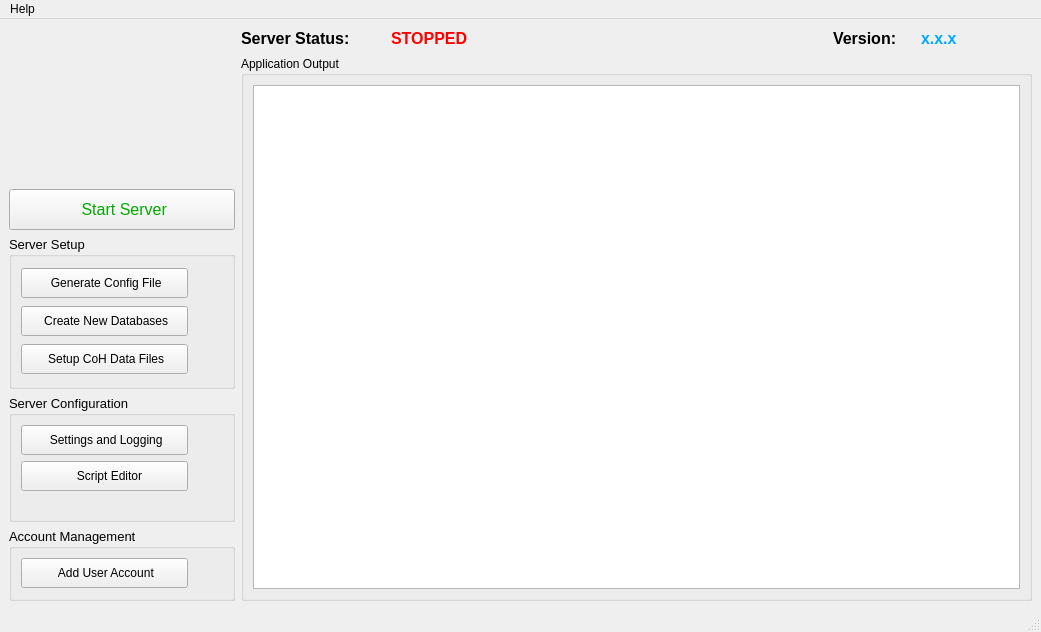
Before: the Qt Designer form Utilities/SEGSAdmin/SEGSAdminTool.ui in Segs/Segs, drawn with Qt 5.
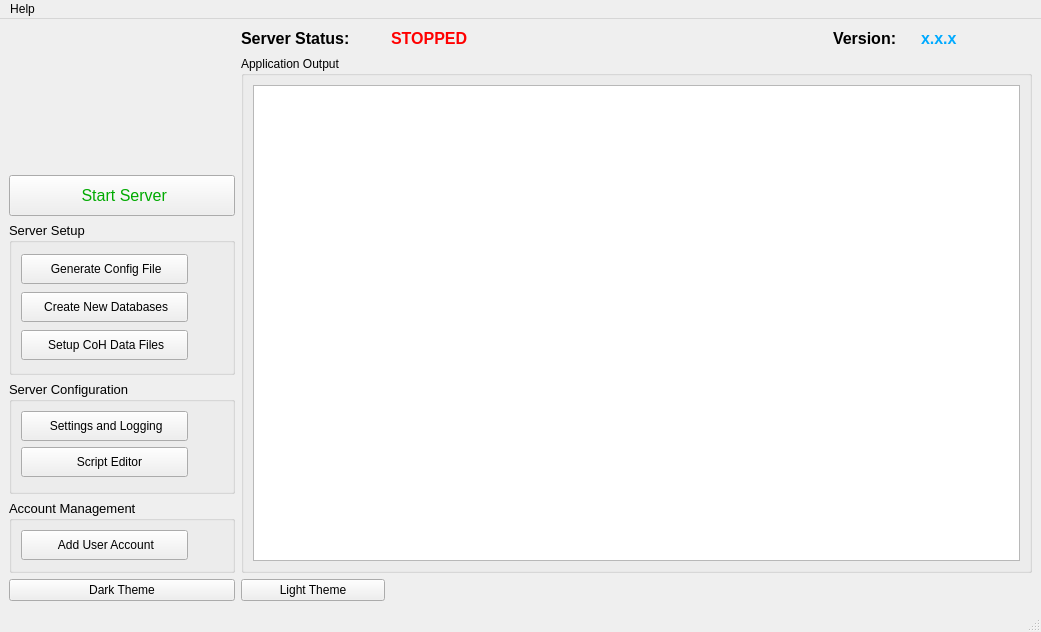
After: the same form once the commit is applied. Icons and pictures are not drawn.

Commit message:
SEGSAdmin Theming - Initial Test (#964)
* dark and light theme toggle

* theme now saves between sessions

* Revert "theme now saves between sessions"

This reverts commit 4969849ce2e2d4d5ea66ff54fd4c2f6dfb2597aa.

* revert

* fix git mess

* switch include guard to pragma once, forward declared ThemeManager

Patch:
```diff
--- a/Utilities/SEGSAdmin/SEGSAdminTool.ui
+++ b/Utilities/SEGSAdmin/SEGSAdminTool.ui
@@ -49,136 +49,89 @@
   </property>
   <widget class="QWidget" name="centralwidget">
    <layout class="QGridLayout" name="gridLayout_3">
-    <item row="0" column="1">
-     <widget class="QLabel" name="authserver_label">
+    <item row="5" column="1">
+     <widget class="QGroupBox" name="user_box">
       <property name="minimumSize">
        <size>
-        <width>144</width>
-        <height>19</height>
+        <width>226</width>
+        <height>73</height>
        </size>
       </property>
       <property name="maximumSize">
        <size>
-        <width>144</width>
-        <height>19</height>
+        <width>226</width>
+        <height>73</height>
        </size>
       </property>
       <property name="font">
        <font>
-        <pointsize>12</pointsize>
-        <weight>75</weight>
-        <bold>true</bold>
+        <pointsize>10</pointsize>
        </font>
       </property>
-      <property name="text">
-       <string>Server Status:</string>
+      <property name="title">
+       <string>Account Management</string>
       </property>
+      <layout class="QGridLayout" name="gridLayout_5">
+       <item row="0" column="0">
+        <widget class="QPushButton" name="createUser">
+         <property name="minimumSize">
+          <size>
+           <width>167</width>
+           <height>30</height>
+          </size>
+         </property>
+         <property name="maximumSize">
+          <size>
+           <width>167</width>
+           <height>30</height>
+          </size>
+         </property>
+         <property name="font">
+          <font>
+           <pointsize>9</pointsize>
+          </font>
+         </property>
+         <property name="toolTip">
+          <string>&lt;html&gt;&lt;head/&gt;&lt;body&gt;&lt;p&gt;Adds a new user account&lt;/p&gt;&lt;/body&gt;&lt;/html&gt;</string>
+         </property>
+         <property name="text">
+          <string> Add User Account</string>
+         </property>
+         <property name="icon">
+          <iconset resource="resources.qrc">
+           <normaloff>:/icons/Resources/users.svg</normaloff>:/icons/Resources/users.svg</iconset>
+         </property>
+         <property name="iconSize">
+          <size>
+           <width>18</width>
+           <height>18</height>
+          </size>
+         </property>
+         <property name="checkable">
+          <bool>false</bool>
+         </property>
+         <property name="autoExclusive">
+          <bool>false</bool>
+         </property>
+        </widget>
+       </item>
+       <item row="0" column="1">
+        <spacer name="horizontalSpacer">
+         <property name="orientation">
+          <enum>Qt::Horizontal</enum>
+         </property>
+         <property name="sizeHint" stdset="0">
+          <size>
+           <width>26</width>
+           <height>20</height>
+          </size>
+         </property>
+        </spacer>
+       </item>
+      </layout>
      </widget>
     </item>
-    <item row="0" column="0" rowspan="2">
-     <widget class="QLabel" name="label">
-      <property name="minimumSize">
-       <size>
-        <width>118</width>
-        <height>115</height>
-       </size>
-      </property>
-      <property name="maximumSize">
-       <size>
-        <width>600</width>
-        <height>300</height>
-       </size>
-      </property>
-      <property name="text">
-       <string/>
-      </property>
-      <property name="pixmap">
-       <pixmap resource="resources.qrc">:/logo/Resources/logo4.png</pixmap>
-      </property>
-      <property name="alignment">
-       <set>Qt::AlignCenter</set>
-      </property>
-     </widget>
-    </item>
-    <item row="0" column="3">
-     <spacer name="horizontalSpacer_3">
-      <property name="orientation">
-       <enum>Qt::Horizontal</enum>
-      </property>
-      <property name="sizeHint" stdset="0">
-       <size>
-        <width>392</width>
-        <height>20</height>
-       </size>
-      </property>
-     </spacer>
-    </item>
-    <item row="0" column="2">
-     <widget class="QLabel" name="authserver_status">
-      <property name="minimumSize">
-       <size>
-        <width>106</width>
-        <height>19</height>
-       </size>
-      </property>
-      <property name="maximumSize">
-       <size>
-        <width>106</width>
-        <height>19</height>
-       </size>
-      </property>
-      <property name="font">
-       <font>
-        <pointsize>12</pointsize>
-        <weight>75</weight>
-        <bold>true</bold>
-       </font>
-      </property>
-      <property name="styleSheet">
-       <string notr="true">color: rgb(255, 0, 0);</string>
-      </property>
-      <property name="text">
-       <string>STOPPED</string>
-      </property>
-     </widget>
-    </item>
-    <item row="0" column="4">
-     <widget class="QLabel" name="segs_admin_version_label">
-      <property name="minimumSize">
-       <size>
-        <width>82</width>
-        <height>19</height>
-       </size>
-      </property>
-      <property name="maximumSize">
-       <size>
-        <width>82</width>
-        <height>19</height>
-       </size>
-      </property>
-      <property name="font">
-       <font>
-        <pointsize>12</pointsize>
-        <weight>75</weight>
-        <bold>true</bold>
-       </font>
-      </property>
-      <property name="text">
-       <string>Version:</string>
-      </property>
-     </widget>
-    </item>
-    <item row="0" column="6">
-     <widget class="QPushButton" name="update_detail">
-      <property name="text">
-       <string/>
-      </property>
-      <property name="flat">
-       <bool>true</bool>
-      </property>
-     </widget>
-    </item>
-    <item row="2" column="0">
+    <item row="2" column="1">
      <widget class="QPushButton" name="authserver_start">
       <property name="minimumSize">
        <size>
@@ -215,7 +168,35 @@
       </property>
      </widget>
     </item>
-    <item row="0" column="5">
+    <item row="0" column="3">
+     <widget class="QLabel" name="authserver_status">
+      <property name="minimumSize">
+       <size>
+        <width>106</width>
+        <height>19</height>
+       </size>
+      </property>
+      <property name="maximumSize">
+       <size>
+        <width>106</width>
+        <height>19</height>
+       </size>
+      </property>
+      <property name="font">
+       <font>
+        <pointsize>12</pointsize>
+        <bold>true</bold>
+       </font>
+      </property>
+      <property name="styleSheet">
+       <string notr="true">color: rgb(255, 0, 0);</string>
+      </property>
+      <property name="text">
+       <string>STOPPED</string>
+      </property>
+     </widget>
+    </item>
+    <item row="0" column="6">
      <widget class="QLabel" name="segs_admin_version">
       <property name="minimumSize">
        <size>
@@ -232,7 +213,6 @@
       <property name="font">
        <font>
         <pointsize>12</pointsize>
-        <weight>75</weight>
         <bold>true</bold>
        </font>
       </property>
@@ -244,18 +224,18 @@
       </property>
      </widget>
     </item>
-    <item row="5" column="0">
-     <widget class="QGroupBox" name="user_box">
+    <item row="3" column="1">
+     <widget class="QGroupBox" name="server_setup_box">
       <property name="minimumSize">
        <size>
         <width>226</width>
-        <height>73</height>
+        <height>153</height>
        </size>
       </property>
       <property name="maximumSize">
        <size>
         <width>226</width>
-        <height>73</height>
+        <height>153</height>
        </size>
       </property>
       <property name="font">
@@ -264,20 +244,36 @@
        </font>
       </property>
       <property name="title">
-       <string>Account Management</string>
+       <string>Server Setup</string>
       </property>
-      <layout class="QGridLayout" name="gridLayout_5">
+      <layout class="QGridLayout" name="gridLayout_2">
+       <item row="0" column="1">
+        <widget class="QLabel" name="icon_status_config">
+         <property name="maximumSize">
+          <size>
+           <width>29</width>
+           <height>32</height>
+          </size>
+         </property>
+         <property name="text">
+          <string>&lt;html&gt;&lt;head/&gt;&lt;body&gt;&lt;p&gt;&lt;br/&gt;&lt;/p&gt;&lt;/body&gt;&lt;/html&gt;</string>
+         </property>
+         <property name="textFormat">
+          <enum>Qt::RichText</enum>
+         </property>
+        </widget>
+       </item>
        <item row="0" column="0">
-        <widget class="QPushButton" name="createUser">
+        <widget class="QPushButton" name="gen_config_file">
          <property name="minimumSize">
           <size>
-           <width>167</width>
+           <width>124</width>
            <height>30</height>
           </size>
          </property>
          <property name="maximumSize">
           <size>
-           <width>167</width>
+           <width>300</width>
            <height>30</height>
           </size>
          </property>
@@ -286,15 +282,18 @@
            <pointsize>9</pointsize>
           </font>
          </property>
-         <property name="toolTip">
-          <string>&lt;html&gt;&lt;head/&gt;&lt;body&gt;&lt;p&gt;Adds a new user account&lt;/p&gt;&lt;/body&gt;&lt;/html&gt;</string>
+         <property name="layoutDirection">
+          <enum>Qt::LeftToRight</enum>
+         </property>
+         <property name="autoFillBackground">
+          <bool>false</bool>
          </property>
          <property name="text">
-          <string> Add User Account</string>
+          <string> Generate Config File</string>
          </property>
          <property name="icon">
           <iconset resource="resources.qrc">
-           <normaloff>:/icons/Resources/users.svg</normaloff>:/icons/Resources/users.svg</iconset>
+           <normaloff>:/icons/Resources/file-plus.svg</normaloff>:/icons/Resources/file-plus.svg</iconset>
          </property>
          <property name="iconSize">
           <size>
@@ -302,7 +301,7 @@
            <height>18</height>
           </size>
          </property>
-         <property name="checkable">
+         <property name="autoRepeat">
           <bool>false</bool>
          </property>
          <property name="autoExclusive">
@@ -310,23 +309,214 @@
          </property>
         </widget>
        </item>
-       <item row="0" column="1">
-        <spacer name="horizontalSpacer">
-         <property name="orientation">
-          <enum>Qt::Horizontal</enum>
+       <item row="1" column="1">
+        <widget class="QLabel" name="icon_status_db">
+         <property name="maximumSize">
+          <size>
+           <width>29</width>
+           <height>32</height>
+          </size>
          </property>
-         <property name="sizeHint" stdset="0">
+         <property name="text">
+          <string/>
+         </property>
+         <property name="textFormat">
+          <enum>Qt::RichText</enum>
+         </property>
+        </widget>
+       </item>
+       <item row="2" column="0">
+        <widget class="QPushButton" name="set_up_data_button">
+         <property name="enabled">
+          <bool>true</bool>
+         </property>
+         <property name="minimumSize">
           <size>
-           <width>26</width>
-           <height>20</height>
+           <width>124</width>
+           <height>30</height>
           </size>
          </property>
-        </spacer>
+         <property name="maximumSize">
+          <size>
+           <width>300</width>
+           <height>30</height>
+          </size>
+         </property>
+         <property name="font">
+          <font>
+           <pointsize>9</pointsize>
+          </font>
+         </property>
+         <property name="text">
+          <string> Setup CoH Data Files</string>
+         </property>
+         <property name="icon">
+          <iconset resource="resources.qrc">
+           <normaloff>:/icons/Resources/settings.svg</normaloff>:/icons/Resources/settings.svg</iconset>
+         </property>
+         <property name="iconSize">
+          <size>
+           <width>18</width>
+           <height>18</height>
+          </size>
+         </property>
+        </widget>
+       </item>
+       <item row="1" column="0">
+        <widget class="QPushButton" name="runDBTool">
+         <property name="enabled">
+          <bool>true</bool>
+         </property>
+         <property name="minimumSize">
+          <size>
+           <width>124</width>
+           <height>30</height>
+          </size>
+         </property>
+         <property name="maximumSize">
+          <size>
+           <width>300</width>
+           <height>30</height>
+          </size>
+         </property>
+         <property name="font">
+          <font>
+           <pointsize>9</pointsize>
+          </font>
+         </property>
+         <property name="text">
+          <string> Create New Databases</string>
+         </property>
+         <property name="icon">
+          <iconset resource="resources.qrc">
+           <normaloff>:/icons/Resources/database.svg</normaloff>:/icons/Resources/database.svg</iconset>
+         </property>
+         <property name="iconSize">
+          <size>
+           <width>18</width>
+           <height>18</height>
+          </size>
+         </property>
+        </widget>
+       </item>
+       <item row="2" column="1">
+        <widget class="QLabel" name="icon_status_data">
+         <property name="maximumSize">
+          <size>
+           <width>29</width>
+           <height>32</height>
+          </size>
+         </property>
+         <property name="text">
+          <string/>
+         </property>
+         <property name="textFormat">
+          <enum>Qt::RichText</enum>
+         </property>
+        </widget>
        </item>
       </layout>
      </widget>
     </item>
-    <item row="1" column="1" rowspan="5" colspan="6">
+    <item row="0" column="4">
+     <spacer name="horizontalSpacer_3">
+      <property name="orientation">
+       <enum>Qt::Horizontal</enum>
+      </property>
+      <property name="sizeHint" stdset="0">
+       <size>
+        <width>392</width>
+        <height>20</height>
+       </size>
+      </property>
+     </spacer>
+    </item>
+    <item row="0" column="5">
+     <widget class="QLabel" name="segs_admin_version_label">
+      <property name="minimumSize">
+       <size>
+        <width>82</width>
+        <height>19</height>
+       </size>
+      </property>
+      <property name="maximumSize">
+       <size>
+        <width>82</width>
+        <height>19</height>
+       </size>
+      </property>
+      <property name="font">
+       <font>
+        <pointsize>12</pointsize>
+        <bold>true</bold>
+       </font>
+      </property>
+      <property name="text">
+       <string>Version:</string>
+      </property>
+     </widget>
+    </item>
+    <item row="0" column="1" rowspan="2">
+     <widget class="QLabel" name="label">
+      <property name="minimumSize">
+       <size>
+        <width>118</width>
+        <height>115</height>
+       </size>
+      </property>
+      <property name="maximumSize">
+       <size>
+        <width>600</width>
+        <height>300</height>
+       </size>
+      </property>
+      <property name="text">
+       <string/>
+      </property>
+      <property name="pixmap">
+       <pixmap resource="resources.qrc">:/logo/Resources/logo4.png</pixmap>
+      </property>
+      <property name="alignment">
+       <set>Qt::AlignCenter</set>
+      </property>
+     </widget>
+    </item>
+    <item row="0" column="2">
+     <widget class="QLabel" name="authserver_label">
+      <property name="minimumSize">
+       <size>
+        <width>144</width>
+        <height>19</height>
+       </size>
+      </property>
+      <property name="maximumSize">
+       <size>
+        <width>144</width>
+        <height>19</height>
+       </size>
+      </property>
+      <property name="font">
+       <font>
+        <pointsize>12</pointsize>
+        <bold>true</bold>
+       </font>
+      </property>
+      <property name="text">
+       <string>Server Status:</string>
+      </property>
+     </widget>
+    </item>
+    <item row="0" column="7">
+     <widget class="QPushButton" name="update_detail">
+      <property name="text">
+       <string/>
+      </property>
+      <property name="flat">
+       <bool>true</bool>
+      </property>
+     </widget>
+    </item>
+    <item row="1" column="2" rowspan="5" colspan="6">
      <widget class="QGroupBox" name="app_output">
       <property name="minimumSize">
        <size>
@@ -372,9 +562,6 @@
          <property name="autoFillBackground">
           <bool>false</bool>
          </property>
-         <property name="styleSheet">
-          <string notr="true">color: rgb(255, 255, 255);</string>
-         </property>
          <property name="readOnly">
           <bool>true</bool>
          </property>
@@ -392,201 +579,7 @@
       </layout>
      </widget>
     </item>
-    <item row="3" column="0">
-     <widget class="QGroupBox" name="server_setup_box">
-      <property name="minimumSize">
-       <size>
-        <width>226</width>
-        <height>153</height>
-       </size>
-      </property>
-      <property name="maximumSize">
-       <size>
-        <width>226</width>
-        <height>153</height>
-       </size>
-      </property>
-      <property name="font">
-       <font>
-        <pointsize>10</pointsize>
-       </font>
-      </property>
-      <property name="title">
-       <string>Server Setup</string>
-      </property>
-      <layout class="QGridLayout" name="gridLayout_2">
-       <item row="0" column="1">
-        <widget class="QLabel" name="icon_status_config">
-         <property name="maximumSize">
-          <size>
-           <width>29</width>
-           <height>32</height>
-          </size>
-         </property>
-         <property name="text">
-          <string>&lt;html&gt;&lt;head/&gt;&lt;body&gt;&lt;p&gt;&lt;br/&gt;&lt;/p&gt;&lt;/body&gt;&lt;/html&gt;</string>
-         </property>
-         <property name="textFormat">
-          <enum>Qt::RichText</enum>
-         </property>
-        </widget>
-       </item>
-       <item row="0" column="0">
-        <widget class="QPushButton" name="gen_config_file">
-         <property name="minimumSize">
-          <size>
-           <width>124</width>
-           <height>30</height>
-          </size>
-         </property>
-         <property name="maximumSize">
-          <size>
-           <width>300</width>
-           <height>30</height>
-          </size>
-         </property>
-         <property name="font">
-          <font>
-           <pointsize>9</pointsize>
-          </font>
-         </property>
-         <property name="layoutDirection">
-          <enum>Qt::LeftToRight</enum>
-         </property>
-         <property name="autoFillBackground">
-          <bool>false</bool>
-         </property>
-         <property name="text">
-          <string> Generate Config File</string>
-         </property>
-         <property name="icon">
-          <iconset resource="resources.qrc">
-           <normaloff>:/icons/Resources/file-plus.svg</normaloff>:/icons/Resources/file-plus.svg</iconset>
-         </property>
-         <property name="iconSize">
-          <size>
-           <width>18</width>
-           <height>18</height>
-          </size>
-         </property>
-         <property name="autoRepeat">
-          <bool>false</bool>
-         </property>
-         <property name="autoExclusive">
-          <bool>false</bool>
-         </property>
-        </widget>
-       </item>
-       <item row="1" column="1">
-        <widget class="QLabel" name="icon_status_db">
-         <property name="maximumSize">
-          <size>
-           <width>29</width>
-           <height>32</height>
-          </size>
-         </property>
-         <property name="text">
-          <string/>
-         </property>
-         <property name="textFormat">
-          <enum>Qt::RichText</enum>
-         </property>
-        </widget>
-       </item>
-       <item row="2" column="0">
-        <widget class="QPushButton" name="set_up_data_button">
-         <property name="enabled">
-          <bool>true</bool>
-         </property>
-         <property name="minimumSize">
-          <size>
-           <width>124</width>
-           <height>30</height>
-          </size>
-         </property>
-         <property name="maximumSize">
-          <size>
-           <width>300</width>
-           <height>30</height>
-          </size>
-         </property>
-         <property name="font">
-          <font>
-           <pointsize>9</pointsize>
-          </font>
-         </property>
-         <property name="text">
-          <string> Setup CoH Data Files</string>
-         </property>
-         <property name="icon">
-          <iconset resource="resources.qrc">
-           <normaloff>:/icons/Resources/settings.svg</normaloff>:/icons/Resources/settings.svg</iconset>
-         </property>
-         <property name="iconSize">
-          <size>
-           <width>18</width>
-           <height>18</height>
-          </size>
-         </property>
-        </widget>
-       </item>
-       <item row="1" column="0">
-        <widget class="QPushButton" name="runDBTool">
-         <property name="enabled">
-          <bool>true</bool>
-         </property>
-         <property name="minimumSize">
-          <size>
-           <width>124</width>
-           <height>30</height>
-          </size>
-         </property>
-         <property name="maximumSize">
-          <size>
-           <width>300</width>
-           <height>30</height>
-          </size>
-         </property>
-         <property name="font">
-          <font>
-           <pointsize>9</pointsize>
-          </font>
-         </property>
-         <property name="text">
-          <string> Create New Databases</string>
-         </property>
-         <property name="icon">
-          <iconset resource="resources.qrc">
-           <normaloff>:/icons/Resources/database.svg</normaloff>:/icons/Resources/database.svg</iconset>
-         </property>
-         <property name="iconSize">
-          <size>
-           <width>18</width>
-           <height>18</height>
-          </size>
-         </property>
-        </widget>
-       </item>
-       <item row="2" column="1">
-        <widget class="QLabel" name="icon_status_data">
-         <property name="maximumSize">
-          <size>
-           <width>29</width>
-           <height>32</height>
-          </size>
-         </property>
-         <property name="text">
-          <string/>
-         </property>
-         <property name="textFormat">
-          <enum>Qt::RichText</enum>
-         </property>
-        </widget>
-       </item>
-      </layout>
-     </widget>
-    </item>
-    <item row="4" column="0">
+    <item row="4" column="1">
      <widget class="QGroupBox" name="server_config">
       <property name="minimumSize">
        <size>
@@ -718,6 +711,26 @@
       </layout>
      </widget>
     </item>
+    <item row="6" column="1">
+     <widget class="QPushButton" name="button_dark_theme">
+      <property name="text">
+       <string>Dark Theme</string>
+      </property>
+      <property name="iconSize">
+       <size>
+        <width>16</width>
+        <height>16</height>
+       </size>
+      </property>
+     </widget>
+    </item>
+    <item row="6" column="2">
+     <widget class="QPushButton" name="button_light_theme">
+      <property name="text">
+       <string>Light Theme</string>
+      </property>
+     </widget>
+    </item>
    </layout>
   </widget>
   <widget class="QStatusBar" name="statusbar"/>
@@ -727,7 +740,7 @@
      <x>0</x>
      <y>0</y>
      <width>1041</width>
-     <height>24</height>
+     <height>21</height>
     </rect>
    </property>
    <widget class="QMenu" name="menuHelp">
```
The commit also changes 11 other files.
